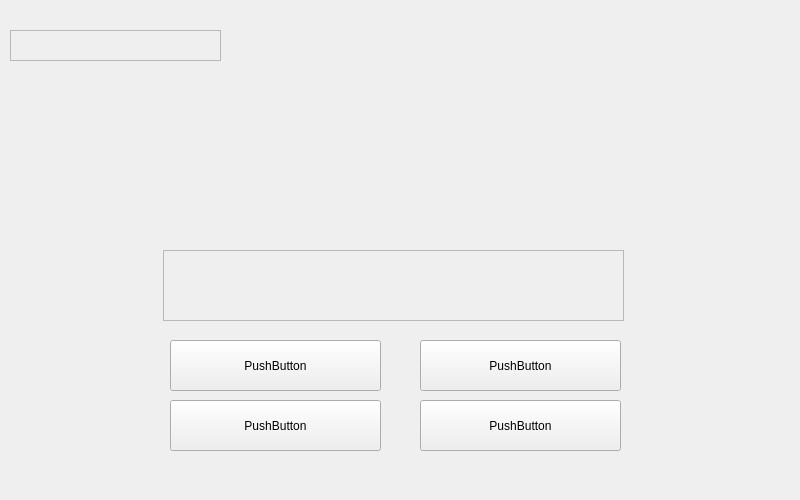
The window that questionview.ui (1mp4ct/WWM) describes before a commit, drawn with Qt 5.
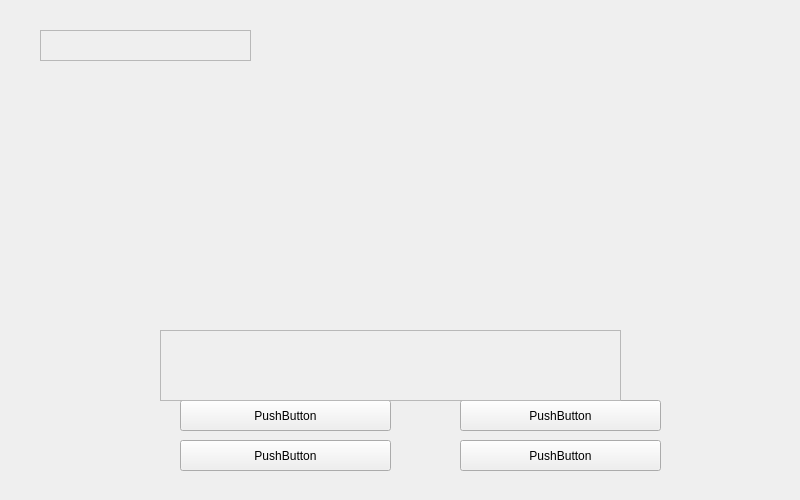
The same window after the commit.

```diff
--- a/questionview.ui
+++ b/questionview.ui
@@ -16,10 +16,10 @@
   <widget class="QPushButton" name="AnswerA">
    <property name="geometry">
     <rect>
-     <x>170</x>
-     <y>340</y>
+     <x>180</x>
+     <y>400</y>
      <width>211</width>
-     <height>51</height>
+     <height>31</height>
     </rect>
    </property>
    <property name="text">
@@ -29,10 +29,10 @@
   <widget class="QPushButton" name="AnswerC">
    <property name="geometry">
     <rect>
-     <x>170</x>
-     <y>400</y>
+     <x>180</x>
+     <y>440</y>
      <width>211</width>
-     <height>51</height>
+     <height>31</height>
     </rect>
    </property>
    <property name="text">
@@ -42,10 +42,10 @@
   <widget class="QPushButton" name="AnswerB">
    <property name="geometry">
     <rect>
-     <x>420</x>
-     <y>340</y>
+     <x>460</x>
+     <y>400</y>
      <width>201</width>
-     <height>51</height>
+     <height>31</height>
     </rect>
    </property>
    <property name="text">
@@ -55,10 +55,10 @@
   <widget class="QPushButton" name="AnswerD">
    <property name="geometry">
     <rect>
-     <x>420</x>
-     <y>400</y>
+     <x>460</x>
+     <y>440</y>
      <width>201</width>
-     <height>51</height>
+     <height>31</height>
     </rect>
    </property>
    <property name="text">
@@ -71,8 +71,8 @@
    </property>
    <property name="geometry">
     <rect>
-     <x>163</x>
-     <y>250</y>
+     <x>160</x>
+     <y>330</y>
      <width>461</width>
      <height>71</height>
     </rect>
@@ -84,7 +84,7 @@
    </property>
    <property name="geometry">
     <rect>
-     <x>10</x>
+     <x>40</x>
      <y>30</y>
      <width>211</width>
      <height>31</height>
```
